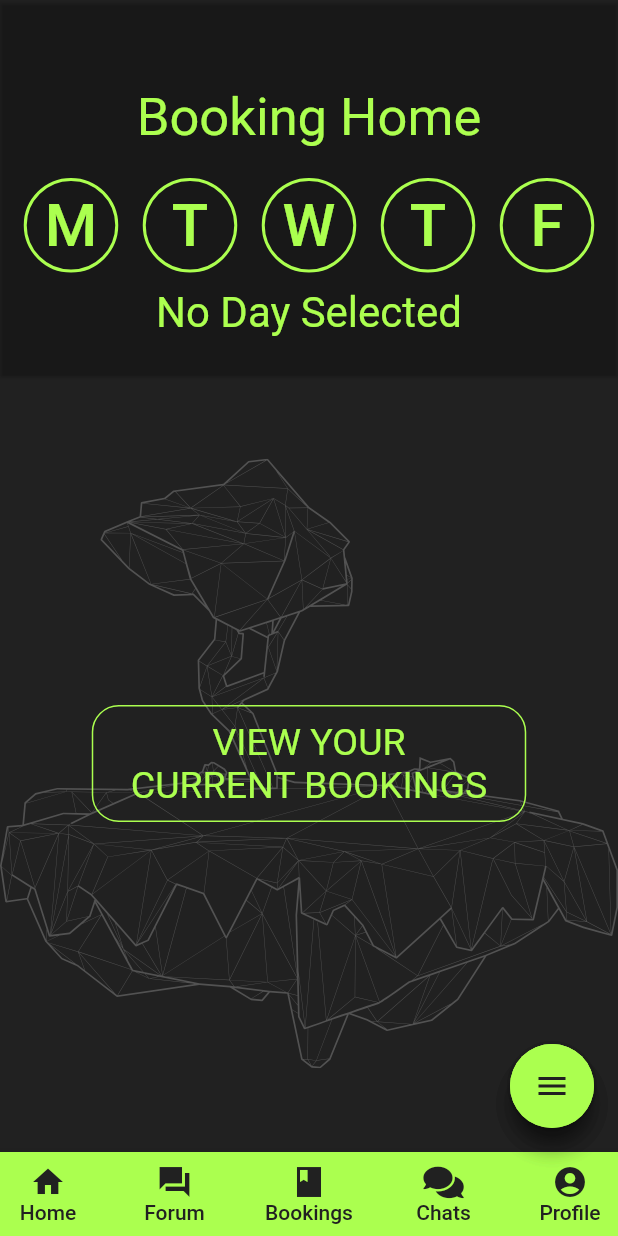
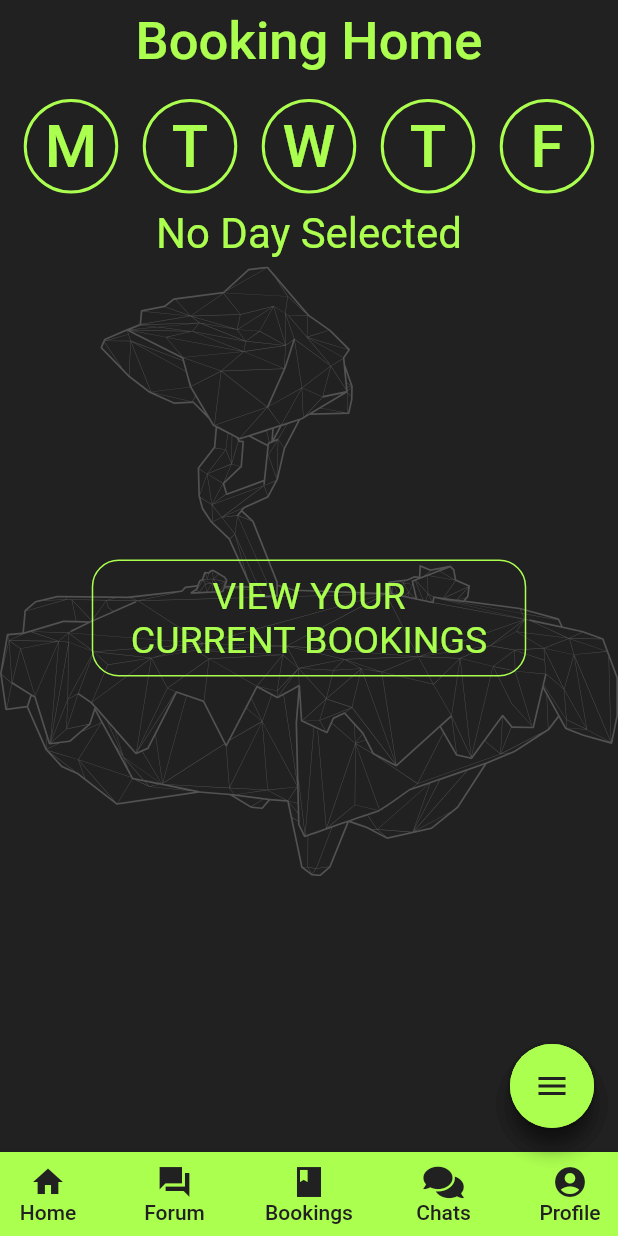
Before and after one commit to COS301-SE-2021/Rabbitania, a Flutter app: the BookingScreen screen opened directly, on a phone screen of 412 x 824 dp. Run offline on Flutter 3.47's test engine with Material 2 defaults, Android fonts, the phone set to English and light mode, and no system bars; our stand-ins replace cloud_firestore, curved_navigation_bar, firebase_auth, firebase_core, flutter_dotenv, flutter_slidable and 8 more; missing offline and left inert: agora_rtc_engine, encrypt, flutter_phone_direct_caller, flutter_reaction_button; accounts and stored records are empty; key blocks and very long unbroken strings in the code were emptied for the run.

Commit message:
Started the process of fixing booking's UI

```diff
--- a/frontend/frontend/lib/main.dart
+++ b/frontend/frontend/lib/main.dart
@@ -10,7 +10,7 @@ const ServerURL = "https://localhost:5001/ChatHub";
 Future main() async {
   WidgetsFlutterBinding.ensureInitialized();
   await Firebase.initializeApp();
-  await dotenv.load(fileName: ".env");
+  await dotenv.load(fileName: "assets/.env");
   HttpOverrides.global = new MyHttpOverrides();
   runApp(App());
 }
--- a/frontend/frontend/lib/src/screens/Booking/bookingHomeScreen.dart
+++ b/frontend/frontend/lib/src/screens/Booking/bookingHomeScreen.dart
@@ -74,34 +74,29 @@ class _BookingState extends State<BookingScreen> {
         bottomNavigationBar: bnb(context),
         appBar: AppBar(
           centerTitle: true,
-          toolbarHeight: 250,
           automaticallyImplyLeading: false,
-          elevation: 1,
-          backgroundColor: Colors.transparent,
-          flexibleSpace: Column(
-            children: <Widget>[
-              Container(
-                child: Padding(
-                  padding: EdgeInsets.only(
-                    top: MediaQuery.of(context).size.height * 0.07,
-                  ),
-                ),
-              ),
-              Row(
-                mainAxisAlignment: MainAxisAlignment.center,
-                children: <Widget>[
-                  Container(
-                    margin: const EdgeInsets.only(bottom: 10),
-                    child: Text(
+          title: Text(
             'Booking Home',
             style: TextStyle(
               fontSize: 35,
               color: Color.fromRGBO(172, 255, 79, 1),
             ),
           ),
+          elevation: 0,
+          backgroundColor: Colors.transparent,
         ),
-                ],
+        backgroundColor: Color.fromRGBO(33, 33, 33, 1),
+        // 63 63 63
+        body: Center(
+          child: Stack(
+            children: <Widget>[
+              SvgPicture.string(
+                utilModel.svg_background,
+                fit: BoxFit.contain,
               ),
+              Column(
+                mainAxisAlignment: MainAxisAlignment.start,
+                children: <Widget>[
                   Container(
                     child: Padding(
                       padding: EdgeInsets.only(bottom: 10),
@@ -134,16 +129,6 @@ class _BookingState extends State<BookingScreen> {
                   ),
                 ],
               ),
-        ),
-        backgroundColor: Color.fromRGBO(33, 33, 33, 1),
-        // 63 63 63
-        body: Center(
-          child: Stack(
-            children: <Widget>[
-              SvgPicture.string(
-                utilModel.svg_background,
-                fit: BoxFit.contain,
-              ),
               Column(
                 crossAxisAlignment: CrossAxisAlignment.center,
                 mainAxisAlignment: MainAxisAlignment.center,
--- a/frontend/frontend/pubspec.yaml
+++ b/frontend/frontend/pubspec.yaml
@@ -72,8 +72,8 @@ flutter:
 
   # To add assets to your application, add an assets section, like this:
   assets:
-    - .env
     - images/
+    - assets/.env
   #   - images/a_dot_burr.jpeg
   #   - images/a_dot_ham.jpeg
 
```
Also changed, not shown: frontend/frontend/lib/src/screens/Booking/bookingDayScreen.dart (+19 -32 lines). Lines whose indentation alone changed are shown as unchanged.
